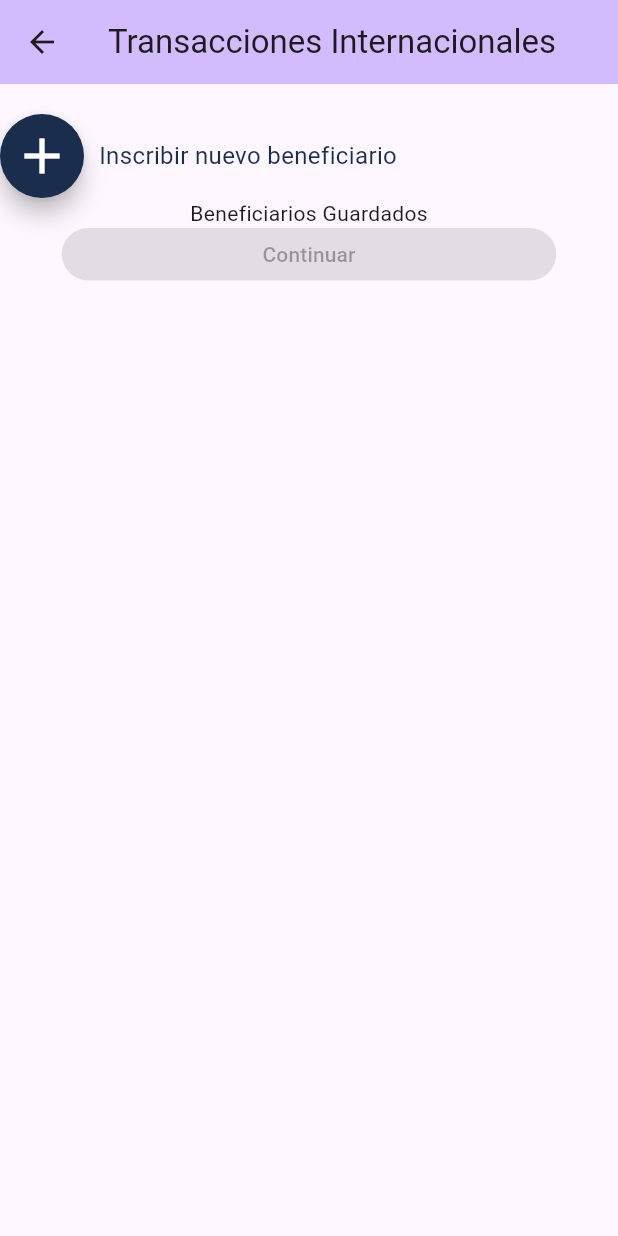
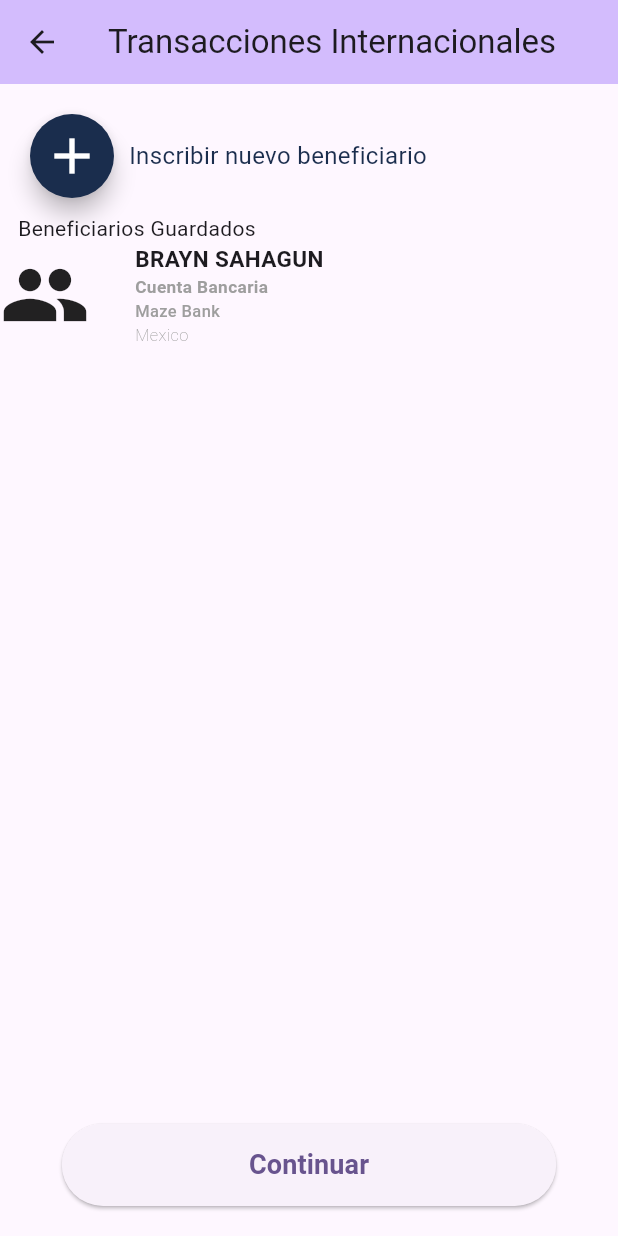
Before and after one commit to ArianaTzucV/FreshStart, a Flutter app: the TransaccionesIntl screen opened directly, on a phone screen of 412 x 824 dp. Run offline on Flutter 3.47's test engine with Material 3 defaults, Android fonts, the phone set to English and light mode, and no system bars; project files that could hold a hidden picture were left out.

Commit message:
WIP International Transaction

```diff
--- a/lib/core/presentation/views/transacciones_internacionales_view.dart
+++ b/lib/core/presentation/views/transacciones_internacionales_view.dart
@@ -1,40 +1,52 @@
 import 'package:flutter/material.dart';
-import 'package:fresh_start/core/presentation/widgets/add_button.dart';
+import 'package:fresh_start/core/presentation/widgets/InternationalTransactions/add_new_contact_button.dart';
 import 'package:fresh_start/core/presentation/widgets/general_button.dart';
-import 'package:fresh_start/main.dart';
+import 'package:fresh_start/core/presentation/widgets/user_button.dart';
 
 class TransaccionesIntl extends StatelessWidget {
   const TransaccionesIntl({Key? key}) : super(key: key);
 
   @override
   Widget build(BuildContext context) {
-
     return Scaffold(
       appBar: AppBar(
         backgroundColor: Theme.of(context).colorScheme.inversePrimary,
         title: const Text("Transacciones Internacionales"),
       ),
-      body: const Column(
+      body: Column(
         children: [
-          SizedBox(height: 20.0),
-          Row(
+          const SizedBox(height: 20.0),
+          const Row(
             children: [
-              AddButtonWidget(),
-              SizedBox(
-                  width: 10), // Puedes ajustar este espacio según sea necesario
-              Text(
-                'Inscribir nuevo beneficiario',
-                style: TextStyle(
-                  color: Color(0xFF1A2D4D), // Puedes ajustar el color del texto
-                  fontSize: 16.0, // Puedes ajustar el tamaño del texto
-                ),
-              ),
+              SizedBox(width: 20.0),
+              AddNewContactButton(),
             ],
           ),
-          Text("Beneficiarios Guardados"),
+          const SizedBox(height: 10.0,),
+          const Row(
+            crossAxisAlignment: CrossAxisAlignment.start,
+            children: [
+              SizedBox(width: 12.0),
+              Text("Beneficiarios Guardados"),
+            ],
+          ),
+
+          const ContactButtonWidget(),
+          Expanded(
+            child: Container(), // Espacio expansivo para empujar el botón hacia abajo
+          ),
           GeneralButtonWidget(
-            text: "Continuar"
-          )
+            text: "Continuar",
+            onPressed: () {
+              Navigator.push(
+                context,
+                MaterialPageRoute(
+                  builder: (context) => const TransaccionesIntl(),
+                ),
+              );
+            },
+          ),
+          const SizedBox(height: 20.0,)
         ],
       ),
     );
--- /dev/null
+++ b/lib/core/presentation/widgets/InternationalTransactions/add_new_contact_button.dart
@@ -0,0 +1,25 @@
+import 'package:flutter/material.dart';
+import 'package:fresh_start/core/presentation/widgets/add_button.dart';
+
+class AddNewContactButton extends StatelessWidget {
+  const AddNewContactButton({super.key});
+
+  @override
+  Widget build(BuildContext context) {
+    return const Row(
+      children: [
+        AddButtonWidget(),
+        SizedBox(width: 10),
+        Text(
+          'Inscribir nuevo beneficiario',
+          style: TextStyle(
+            color: Color(0xFF1A2D4D),
+            fontSize: 16.0,
+          )
+        )
+      ],
+    );
+  }
+
+
+}
--- a/lib/core/presentation/widgets/general_button.dart
+++ b/lib/core/presentation/widgets/general_button.dart
@@ -4,7 +4,8 @@ class GeneralButtonWidget extends StatelessWidget {
   final String text;
   final void Function()? onPressed;
 
-  const GeneralButtonWidget({Key? key, required this.text, this.onPressed}) : super(key: key);
+  const GeneralButtonWidget({Key? key, required this.text, this.onPressed})
+      : super(key: key);
 
   @override
   Widget build(BuildContext context) {
@@ -12,10 +13,13 @@ class GeneralButtonWidget extends StatelessWidget {
       child: FractionallySizedBox(
         widthFactor: 0.8,
         child: SizedBox(
-          height: 35.0, // Altura fija de 50 píxeles
+          height: 55.0, // Altura fija de 50 píxeles
           child: ElevatedButton(
             onPressed: onPressed,
-            child: Text(text),
+            child: Text(
+              text,
+              style: TextStyle(fontSize: 18.0, fontWeight: FontWeight.bold),
+            ),
           ),
         ),
       ),
--- a/lib/core/presentation/widgets/static_text_button.dart
+++ b/lib/core/presentation/widgets/static_text_button.dart
@@ -1,8 +1,8 @@
 import 'package:flutter/material.dart';
 
 class StaticTextButton extends StatelessWidget {
-  const StaticTextButton({Key? key});
-  Color blue = const Color(0xFF034F8D);
+  const StaticTextButton({super.key});
+  // Color blue = const Color(0xFF034F8D);
 
   @override
   Widget build(BuildContext context) {
@@ -12,9 +12,9 @@ class StaticTextButton extends StatelessWidget {
           onPressed: () {
             // Código
           },
-          child: Text(
+          child: const Text(
             'Cambiar',
-            style: TextStyle( color: blue),
+            style: TextStyle( color: Color(0xFF034F8D)),
             ),
         ),
       ],
--- /dev/null
+++ b/lib/core/presentation/widgets/texts/title.dart
@@ -0,0 +1,18 @@
+import 'package:flutter/material.dart';
+
+class TextTitleWidget extends StatelessWidget {
+  final String title;
+
+  const TextTitleWidget({super.key, required this.title});
+
+  @override
+  Widget build(BuildContext context){
+    return Text(
+      title,
+      style: TextStyle(
+        fontSize: 15.0,
+        fontWeight: FontWeight.bold,
+      ),
+    );
+  }
+}
--- /dev/null
+++ b/lib/core/presentation/widgets/user_button.dart
@@ -0,0 +1,25 @@
+import 'package:flutter/material.dart';
+import 'package:fresh_start/core/presentation/widgets/texts/title.dart';
+
+class ContactButtonWidget extends StatelessWidget {
+  const ContactButtonWidget({Key? key}) : super(key: key);
+
+  @override
+  Widget build(BuildContext context) {
+    return const Row(
+      children: [
+        Icon(Icons.people, size: 60.0,),
+        SizedBox(width: 30.0),
+        Column(
+          crossAxisAlignment: CrossAxisAlignment.start,
+          children: [
+            TextTitleWidget(title: "BRAYN SAHAGUN"),
+            Text("Cuenta Bancaria", style: TextStyle(fontSize: 11.5, fontWeight: FontWeight.bold, color: Colors.grey),),
+            Text("Maze Bank", style: TextStyle(fontSize: 11.0, fontWeight: FontWeight.w500, color: Colors.grey),),
+            Text("Mexico", style: TextStyle(fontSize: 11.0, fontWeight: FontWeight.w100, color: Colors.grey),),
+          ],
+        ),
+      ],
+    );
+  }
+}
```
